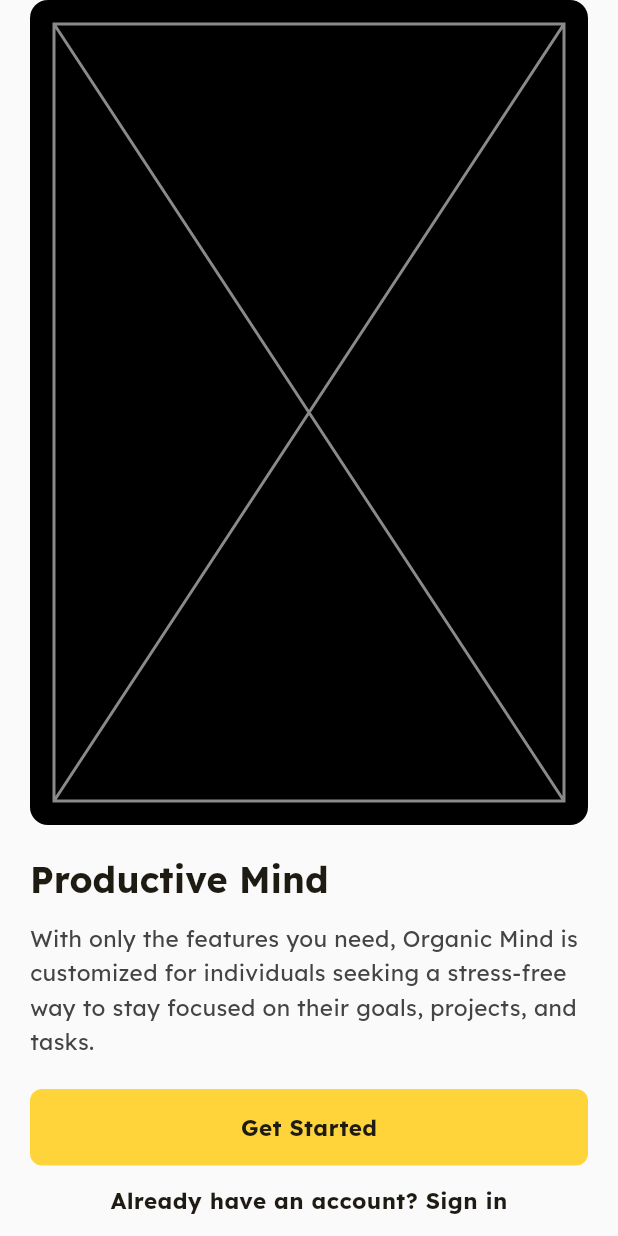
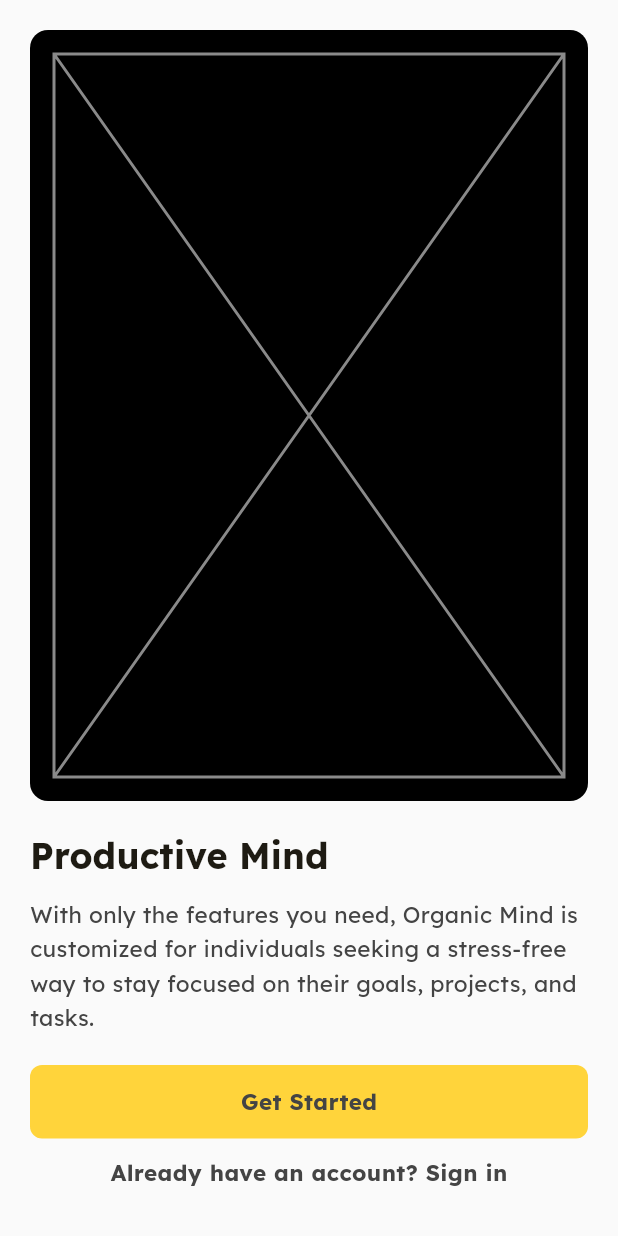
Before and after one commit to poojhaakumar0901/Checkaroo, a Flutter app: the screen it shows after launch, on a phone screen of 412 x 824 dp. Run offline on Flutter 3.47's test engine with Material 3 defaults, Android fonts, the phone set to English and light mode, and no system bars; our stand-ins replace gap, get.

Commit message:
comments fixed.

```diff
--- a/lib/checkaroo_app.dart
+++ b/lib/checkaroo_app.dart
@@ -4,6 +4,7 @@ import "package:get/get.dart";
 
 import "config/routes.dart";
 import "config/theme.dart";
+import "screens/onboarding_screen/view/onboarding_screen.dart";
 
 class CheckarooApp extends StatelessWidget {
   const CheckarooApp({super.key});
@@ -14,16 +15,15 @@ class CheckarooApp extends StatelessWidget {
     title: "Checkaroo",
     theme: AppTheme.lightTheme,
     darkTheme: AppTheme.darkTheme,
-    initialRoute: AppRoutes.onboarding,
+    initialRoute: OnboardingScreen.route,
     getPages: AppRoutes.pages,
-
     builder: (final BuildContext context, final Widget? child) {
-      final ThemeData theme = Theme.of(context);
-      final SystemUiOverlayStyle overlayStyle = AppTheme.overlayStyle(
-        theme.brightness,
-        theme.scaffoldBackgroundColor,
+      SystemChrome.setSystemUIOverlayStyle(
+        AppTheme.overlayStyle(
+          Theme.of(context).brightness,
+          Theme.of(context).scaffoldBackgroundColor,
+        ),
       );
-      SystemChrome.setSystemUIOverlayStyle(overlayStyle);
       return child!;
     },
   );
--- a/lib/config/app_constants.dart
+++ b/lib/config/app_constants.dart
@@ -1,5 +1,7 @@
 import "package:flutter/material.dart";
 
-class AppPadding {
-  static const EdgeInsets screen = EdgeInsets.symmetric(horizontal: 20);
+class AppConstants {
+  const AppConstants._();
+
+  static const EdgeInsets screenPadding = EdgeInsets.all(20);
 }
--- a/lib/config/appstring.dart
+++ b/lib/config/appstring.dart
@@ -1,10 +1,15 @@
 // ignore_for_file: lines_longer_than_80_chars
+// RULES to be follow
+// camelCase for the lables.
+// UPPER_SNAKE_CASE for API_KEY
+//[screen/feature][widget/element/intent] use camelCase
+// Group strings per screen/feature
 
 class AppString {
   //ONBOARDING
   static const String onBoardingHeading = "Productive Mind";
   static const String onBoardingContent =
       "With only the features you need, Organic Mind is customized for individuals seeking a stress-free way to stay focused on their goals, projects, and tasks.";
-  static const String getStarted = "Get Started";
-  static const String getStartedDialog = "Already have an account? Sign in";
+  static const String onBoardingStarted = "Get Started";
+  static const String onBoardingDialog = "Already have an account? Sign in";
 }
--- a/lib/config/theme.dart
+++ b/lib/config/theme.dart
@@ -12,7 +12,7 @@ class AppTheme {
     useMaterial3: true,
 
     textTheme: const TextTheme(
-      bodyMedium: TextStyle(fontSize: 15, height: 1.5),
+      bodyMedium: TextStyle(fontSize: 15, color: Color(0xFF444444)),
     ),
 
     textButtonTheme: TextButtonThemeData(
@@ -28,6 +28,7 @@ class AppTheme {
 
   static final ThemeData darkTheme = ThemeData(
     brightness: Brightness.dark,
+    scaffoldBackgroundColor: const Color(0xFF121212),
     fontFamily: "Lexend",
     colorScheme: ColorScheme.fromSeed(
       seedColor: const Color(0xFFFFD43B),
@@ -36,19 +37,20 @@ class AppTheme {
     useMaterial3: true,
 
     textTheme: const TextTheme(
-      bodyMedium: TextStyle(fontSize: 15, height: 1.5),
+      bodyMedium: TextStyle(fontSize: 15, color: Colors.white),
     ),
 
     textButtonTheme: TextButtonThemeData(
       style: TextButton.styleFrom(
         backgroundColor: const Color(0xFFFFD43B),
         foregroundColor: Colors.black,
-        textStyle: const TextStyle(fontWeight: FontWeight.bold),
+        textStyle: const TextStyle(fontWeight: FontWeight.bold, fontSize: 18),
         padding: const EdgeInsets.symmetric(vertical: 14),
         shape: RoundedRectangleBorder(borderRadius: BorderRadius.circular(8)),
       ),
     ),
   );
+
   static SystemUiOverlayStyle overlayStyle(
     final Brightness brightness,
     final Color scaffoldColor,
--- a/lib/screens/onboarding_screen/view/onboarding_screen.dart
+++ b/lib/screens/onboarding_screen/view/onboarding_screen.dart
@@ -16,7 +16,7 @@ class OnboardingScreen extends StatelessWidget {
     return Scaffold(
       body: SafeArea(
         child: Padding(
-          padding: AppPadding.screen,
+          padding: AppConstants.screenPadding,
           child: Column(
             crossAxisAlignment: CrossAxisAlignment.start,
             children: <Widget>[
@@ -42,10 +42,7 @@ class OnboardingScreen extends StatelessWidget {
               Text(
                 AppString.onBoardingContent,
                 style: context.theme.textTheme.bodyMedium?.copyWith(
-                  color:
-                      context.theme.brightness == Brightness.dark
-                          ? Colors.white
-                          : const Color(0xFF444444),
+                  height: 1.5,
                 ),
               ),
               const Gap(20),
@@ -54,7 +51,7 @@ class OnboardingScreen extends StatelessWidget {
                 child: TextButton(
                   onPressed: () {},
                   child: Text(
-                    AppString.getStarted,
+                    AppString.onBoardingStarted,
                     style: context.textTheme.bodyMedium?.copyWith(
                       fontWeight: FontWeight.bold,
                     ),
@@ -64,7 +61,7 @@ class OnboardingScreen extends StatelessWidget {
               const Gap(12),
               Center(
                 child: Text(
-                  AppString.getStartedDialog,
+                  AppString.onBoardingDialog,
                   style: context.textTheme.bodyMedium?.copyWith(
                     fontWeight: FontWeight.bold,
                   ),
```
